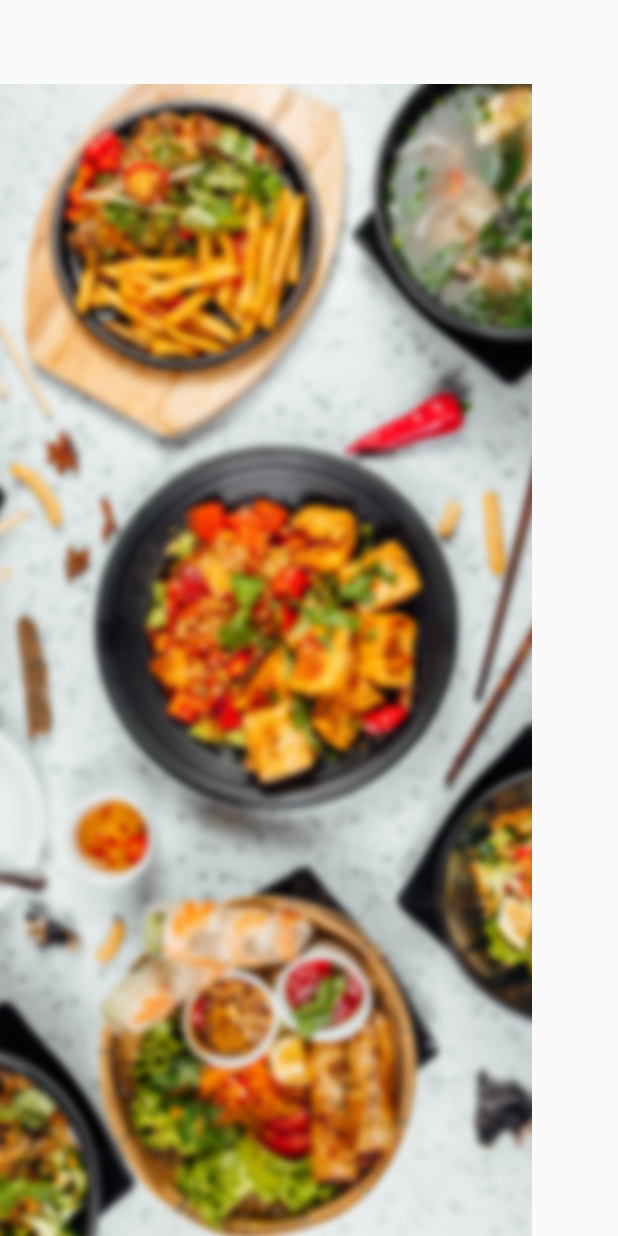
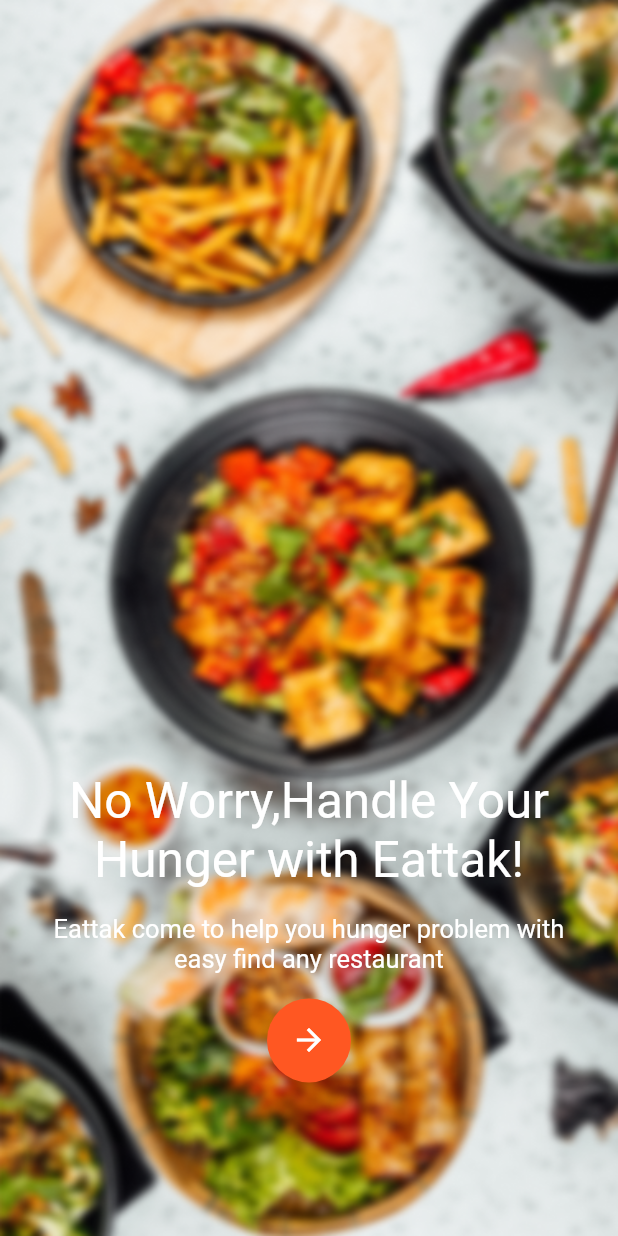
Before and after one commit to Tahsin020/food_app, a Flutter app: the screen it shows after launch, on a phone screen of 412 x 824 dp. Run offline on Flutter 3.47's test engine with Material 2 defaults, Android fonts, the phone set to English and light mode, and no system bars.

Commit message:
splash view added

```diff
--- a/lib/features/splash/view/splash_view.dart
+++ b/lib/features/splash/view/splash_view.dart
@@ -8,11 +8,53 @@ class SplashView extends StatefulWidget {
 }
 
 class _SplashViewState extends State<SplashView> {
+  final String _splashImagePath = 'asset/images/splash.png';
+  final String _title1 = 'No Worry,Handle Your Hunger with Eattak!';
+  final String _title2 = 'Eattak come to help you hunger problem with easy find any restaurant';
+
   @override
   Widget build(BuildContext context) {
     return Scaffold(
-      appBar: AppBar(),
-      body: Image.asset('asset/images/splash.png')
-    );
+        body: Stack(children: [
+      Image.asset(
+        _splashImagePath,
+        fit: BoxFit.fill,
+        height: MediaQuery.of(context).size.height,
+        width: MediaQuery.of(context).size.width,
+        alignment: Alignment.center,
+      ),
+      Padding(
+        padding: const EdgeInsets.all(20.0),
+        child: Column(
+          mainAxisAlignment: MainAxisAlignment.end,
+          children: [
+            Text(
+              _title1,
+              style: Theme.of(context).textTheme.headline4,
+              textAlign: TextAlign.center,
+            ),
+            SizedBox(
+              height: MediaQuery.of(context).size.height * 0.02,
+            ),
+            Text(
+              _title2,
+              style: Theme.of(context).textTheme.bodyText1,
+              textAlign: TextAlign.center,
+            ),
+            SizedBox(
+              height: MediaQuery.of(context).size.height * 0.02,
+            ),
+            FloatingActionButton(
+              onPressed: () {},
+              backgroundColor: Colors.deepOrange,
+              child: const Icon(Icons.arrow_forward_outlined),
+            ),
+            SizedBox(
+              height: MediaQuery.of(context).size.height * 0.1,
+            )
+          ],
+        ),
+      )
+    ]));
   }
 }
--- a/lib/main.dart
+++ b/lib/main.dart
@@ -15,13 +15,24 @@ class MyApp extends StatelessWidget {
       debugShowCheckedModeBanner: false,
       title: 'Flutter Demo',
       theme: ThemeData.light().copyWith(
-        appBarTheme: AppBarTheme(
+        appBarTheme: const AppBarTheme(
           elevation: 0,
           color: Colors.transparent,
           systemOverlayStyle: SystemUiOverlayStyle.dark,
-        )
+        ),
+          textTheme: const TextTheme(
+          headline4: TextStyle(
+            fontSize: 33,
+          ),
+          bodyText1: TextStyle(
+            fontSize: 17,
+            fontWeight: FontWeight.normal
+          )
+        ),
+
       ),
-      home: SplashView(),
+
+      home: const SplashView(),
     );
   }
 }
```
